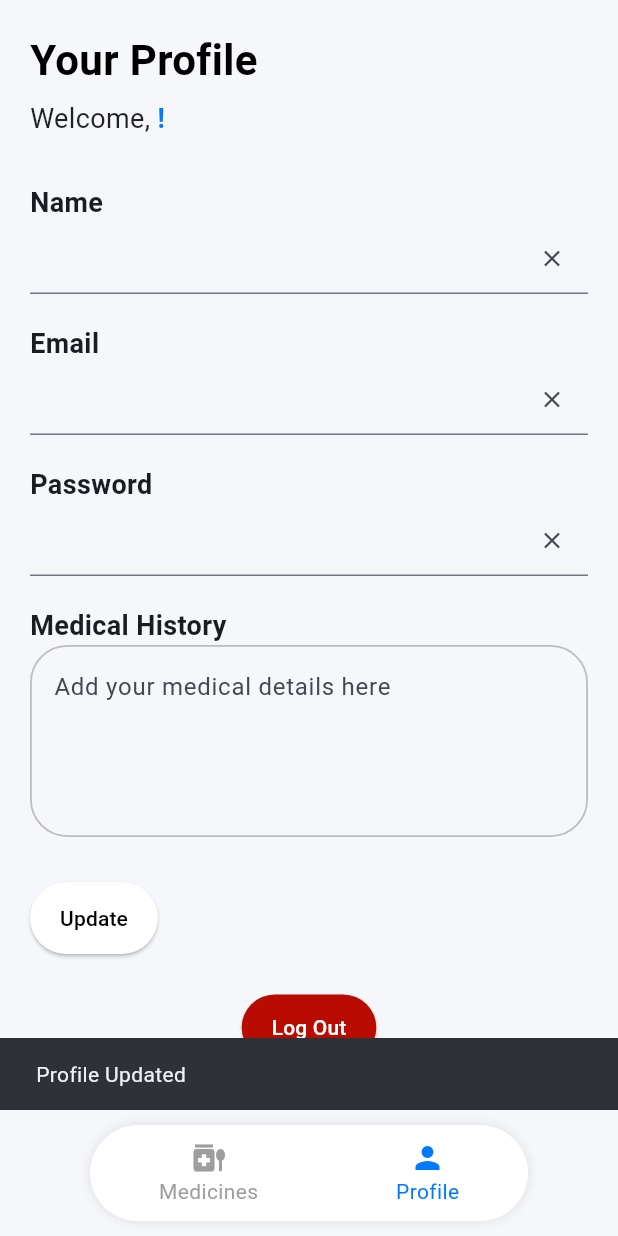
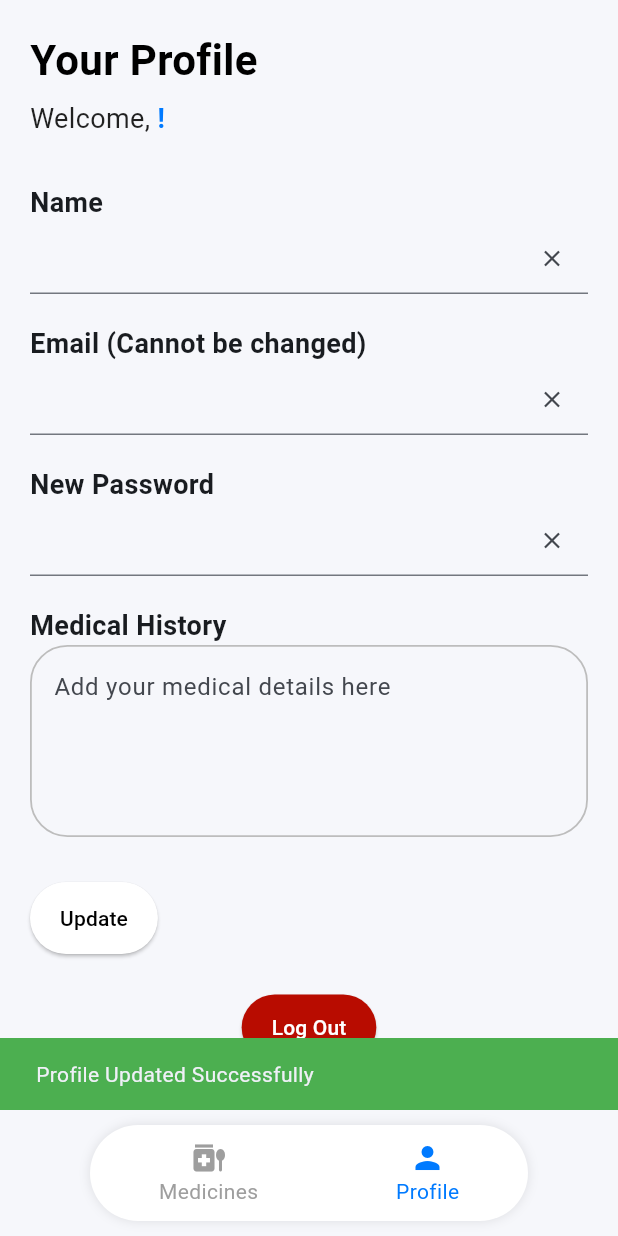
Before and after one commit to paras-kumar-337/pillmate, a Flutter app: the ProfilePage screen opened directly, after a tap on "Update", on a phone screen of 412 x 824 dp. Run offline on Flutter 3.47's test engine with Material 3 defaults, Android fonts, the phone set to English and light mode, and no system bars; our stand-ins replace image_picker, shared_preferences, sqflite; accounts and stored records are empty.

Commit message:
Added Profile Update

```diff
--- a/pillmate/lib/database/db_helper.dart
+++ b/pillmate/lib/database/db_helper.dart
@@ -56,4 +56,25 @@ class DBHelper {
 
     return result.isNotEmpty ? result.first : null;
   }
+
+  Future<int> updateUser(String email, String newName, String? newPassword) async {
+  final dbClient = await db;
+
+  // Create a map of data to update
+  final data = {
+    'name': newName,
+  };
+
+  // Only add the password to the update if a new one is provided
+  if (newPassword != null && newPassword.isNotEmpty) {
+    data['password'] = newPassword;
+  }
+
+  return await dbClient.update(
+    "users",
+    data,
+    where: "email = ?",
+    whereArgs: [email],
+  );
 }
+}
--- a/pillmate/lib/profile.dart
+++ b/pillmate/lib/profile.dart
@@ -25,6 +25,8 @@ class _ProfilePageState extends State<ProfilePage> {
 
   String _userName = "User";
   String _userEmail = "Loading...";
+
+  bool _isUpdating = false;
 
   @override
   void initState() {
@@ -60,6 +62,58 @@ class _ProfilePageState extends State<ProfilePage> {
     );
 
     Navigator.pushAndRemoveUntil(context, MaterialPageRoute(builder: (context) => const LoginScreen()), (route) => false);
+  }
+
+  Future<void> _handleUpdate() async {
+    if (emailController.text != _userEmail) {
+      ScaffoldMessenger.of(context).showSnackBar(
+        const SnackBar(
+          content: Text("Email cannot be changed."),
+          backgroundColor: Colors.red,
+        ),
+      );
+      emailController.text = _userEmail;
+      return;
+    }
+
+    setState(() {
+      _isUpdating = true;
+    });
+
+    final newName = nameController.text.trim();
+    final newPassword = passwordController.text.trim();
+
+    bool success = await _auth.updateProfile(
+      _userEmail,
+      newName,
+      newPassword,
+    );
+
+    setState(() {
+      _isUpdating = false;
+    });
+
+    if (success){
+      setState(() {
+        _userName = newName;
+      });
+
+      passwordController.clear();
+
+      ScaffoldMessenger.of(context).showSnackBar(
+        const SnackBar(
+          content: Text("Profile Updated Successfully"),
+          backgroundColor: Colors.green,
+        ),
+      );
+    } else {
+      ScaffoldMessenger.of(context).showSnackBar(
+        const SnackBar(
+          content: Text("Profile Update Failed"),
+          backgroundColor: Colors.red,
+        ),
+      );
+    }
   }
 
   @override
@@ -101,10 +155,10 @@ class _ProfilePageState extends State<ProfilePage> {
               const Text("Name", style: _labelStyle),
               _inputField(nameController),
               const SizedBox(height: 20),
-              const Text("Email", style: _labelStyle),
+              const Text("Email (Cannot be changed)", style: _labelStyle),
               _inputField(emailController),
               const SizedBox(height: 20),
-              const Text("Password", style: _labelStyle),
+              const Text("New Password", style: _labelStyle),
               _inputField(passwordController, isPassword: true),
               const SizedBox(height: 20),
               const Text("Medical History", style: _labelStyle),
@@ -164,11 +218,7 @@ class _ProfilePageState extends State<ProfilePage> {
 
   Widget _updateButton() {
     return ElevatedButton(
-      onPressed: () {
-        ScaffoldMessenger.of(
-          context,
-        ).showSnackBar(const SnackBar(content: Text("Profile Updated")));
-      },
+      onPressed: _isUpdating ? null : _handleUpdate,
       style: ElevatedButton.styleFrom(
         backgroundColor: Colors.white,
         foregroundColor: Colors.black,
@@ -176,7 +226,15 @@ class _ProfilePageState extends State<ProfilePage> {
         padding: const EdgeInsets.symmetric(horizontal: 20, vertical: 14),
         shape: RoundedRectangleBorder(borderRadius: BorderRadius.circular(25)),
       ),
-      child: const Text("Update"),
+      child: _isUpdating ?
+      const SizedBox(
+        height: 20,
+        width: 20,
+        child: CircularProgressIndicator(
+          strokeWidth: 2,
+        ),
+      )
+      : const Text("Update"),
     );
   }
 
--- a/pillmate/lib/services/auth_service.dart
+++ b/pillmate/lib/services/auth_service.dart
@@ -34,4 +34,24 @@ class AuthService {
     final prefs = await SharedPreferences.getInstance();
     await prefs.clear();
   }
+
+  Future<bool> updateProfile(String email, String newName, String newPassword) async {
+  try {
+    // Use the email as the key to update
+    await _dbHelper.updateUser(
+      email,
+      newName,
+      newPassword.isEmpty ? null : newPassword // Pass null if password string is empty
+    );
+
+    // Re-save the name in SharedPreferences in case it changed
+    final prefs = await SharedPreferences.getInstance();
+    await prefs.setString("user_name", newName);
+
+    return true;
+  } catch (e) {
+    print("Update Profile Error: $e");
+    return false;
+  }
 }
+}
```
